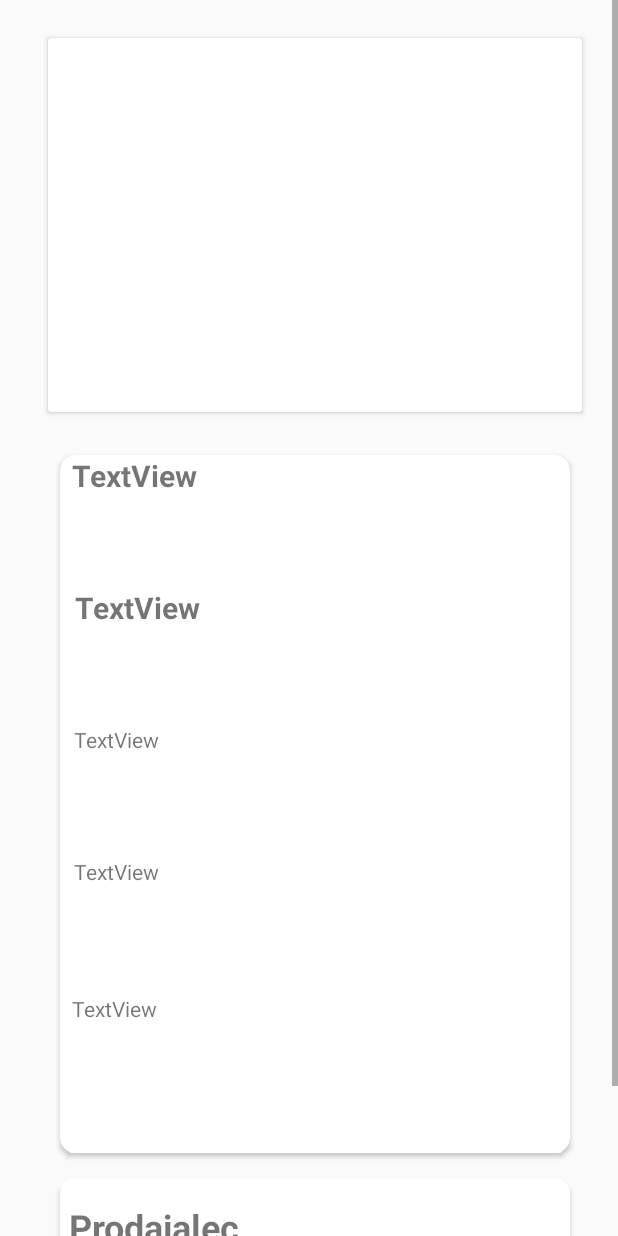
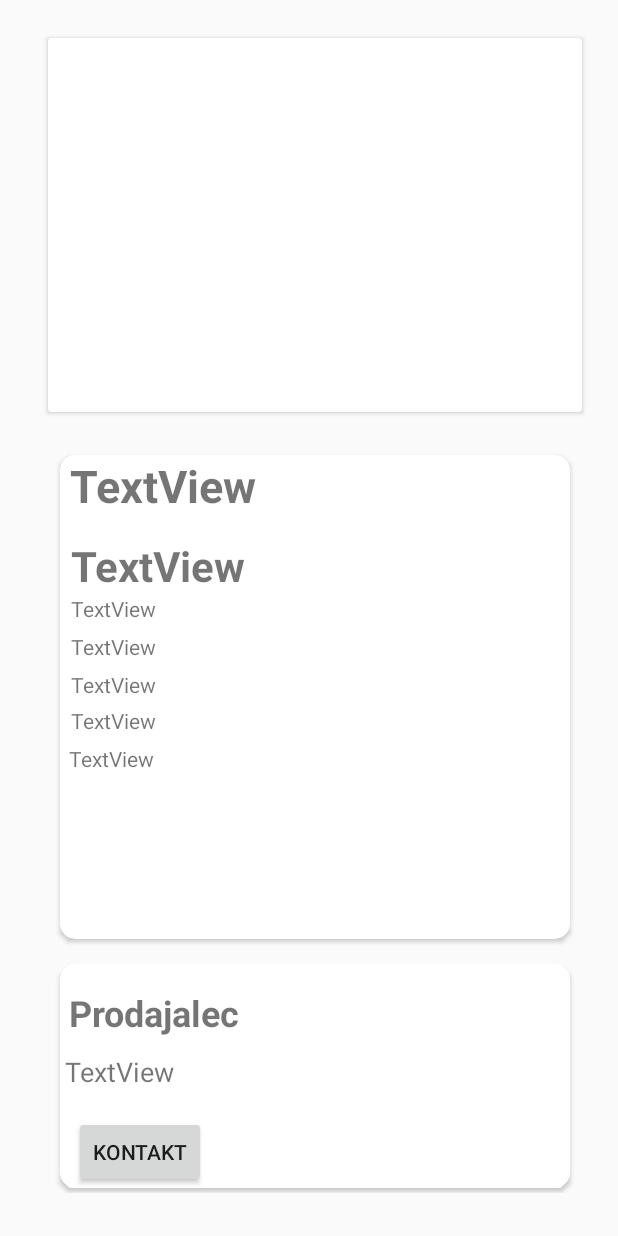
Before and after one commit to VerckoMatic/ProjektTVA_ITA, an Android app: the layout card_image_item.xml on its own in the app's theme, with its tools: preview values and no code run, on a phone screen of 412 x 824 dp. Run offline under Robolectric (Android 15) with nearby library versions, the phone set to English and light mode, and no system bars.

Commit message:
Prikaže izdelek v celoti (z uporabnikom in z kategorijami in shippingu)

```diff
--- a/app/src/main/java/View/Activitys/Fragments/HomeFragment.java
+++ b/app/src/main/java/View/Activitys/Fragments/HomeFragment.java
@@ -265,6 +265,8 @@ public class HomeFragment extends Fragment {
             intent.putExtra("DESCRIPTION", thisItem.description);
             intent.putExtra("IMAGE", thisItem.images);
             intent.putExtra("IDUSER", thisItem.User_idUser);
+            intent.putExtra("SHIPPINGTYPE", thisItem.shippingType);
+            intent.putExtra("PICKUPLOCATION", thisItem.pickupLocation);
 
             startActivity(intent);
         }
--- a/app/src/main/java/View/Activitys/ShowSelectedItem.java
+++ b/app/src/main/java/View/Activitys/ShowSelectedItem.java
@@ -31,7 +31,7 @@ public class ShowSelectedItem extends AppCompatActivity {
     TextView tw_categories;
     TextView tw_sellerEmail;
     TextView tw_shippingType;
-    TextView tw_shippingLocation;
+    TextView tw_pickUpLocation;
     ImageView iw_photo;
     private CompositeSubscription mSubscriptions;
     @Override
@@ -45,6 +45,8 @@ public class ShowSelectedItem extends AppCompatActivity {
         tw_categories = (TextView) findViewById(R.id.tw_categories);
         tw_description = (TextView) findViewById(R.id.tw_description);
         tw_sellerEmail = (TextView) findViewById(R.id.tw_sellerEmail);
+        tw_shippingType = (TextView) findViewById(R.id.tw_shippingType);
+        tw_pickUpLocation = (TextView) findViewById(R.id.tw_pickUpLocation);
         iw_photo = (ImageView) findViewById(R.id.iw_photo);
         mSubscriptions = new CompositeSubscription();
 
@@ -54,6 +56,8 @@ public class ShowSelectedItem extends AppCompatActivity {
         String platform = intent.getStringExtra("PLATFORM");
         String categories = intent.getStringExtra("CATEGORIES");
         String description = intent.getStringExtra("DESCRIPTION");
+        String pickUpLocation = intent.getStringExtra("PICKUPLOCATION");
+        String shippingType = intent.getStringExtra("SHIPPINGTYPE");
         String image = intent.getStringExtra("IMAGE");
         int User_idUser = intent.getIntExtra("IDUSER", 888);
         getSeller(User_idUser);
@@ -63,6 +67,8 @@ public class ShowSelectedItem extends AppCompatActivity {
         tw_platform.setText("Platforma: " + platform);
         tw_categories.setText("Kategorije: " + categories);
         tw_description.setText("Opis: " + description);
+        tw_shippingType.setText("Možen tip prodaje: " + shippingType);
+        tw_pickUpLocation.setText("Lokacija: " + pickUpLocation);
         Picasso.get().load(BASE_NO_SLASH_URL+image).into(iw_photo);
 
     }
--- a/app/src/main/res/layout/card_image_item.xml
+++ b/app/src/main/res/layout/card_image_item.xml
@@ -59,7 +59,7 @@
             <android.support.v7.widget.CardView xmlns:card_view="http://schemas.android.com/apk/res-auto"
                 android:id="@+id/card_view"
                 android:layout_width="344dp"
-                android:layout_height="472dp"
+                android:layout_height="329dp"
                 android:layout_gravity="center"
                 app:cardElevation="2dp"
                 card_view:cardCornerRadius="10dp"
@@ -73,10 +73,11 @@
                     <TextView
                         android:id="@+id/tw_title1"
                         android:layout_width="322dp"
-                        android:layout_height="88dp"
+                        android:layout_height="53dp"
                         android:layout_marginStart="2dp"
+                        android:layout_marginBottom="1dp"
                         android:text="TextView"
-                        android:textSize="20sp"
+                        android:textSize="30sp"
                         android:textStyle="bold"
                         card_view:layout_constraintBottom_toTopOf="@+id/tw_price"
                         card_view:layout_constraintEnd_toEndOf="parent"
@@ -86,23 +87,22 @@
                     <TextView
                         android:id="@+id/tw_price"
                         android:layout_width="322dp"
-                        android:layout_height="88dp"
-                        android:layout_marginStart="8dp"
-                        android:layout_marginEnd="2dp"
-                        android:layout_marginBottom="4dp"
+                        android:layout_height="38dp"
+                        android:layout_marginStart="6dp"
+                        android:layout_marginEnd="3dp"
                         android:text="TextView"
-                        android:textSize="20sp"
+                        android:textSize="28sp"
                         android:textStyle="bold"
-                        card_view:layout_constraintBottom_toTopOf="@+id/tw_categories"
+                        card_view:layout_constraintBottom_toTopOf="@+id/tw_shippingType"
                         card_view:layout_constraintEnd_toEndOf="parent"
                         card_view:layout_constraintStart_toStartOf="parent" />
 
                     <TextView
                         android:id="@+id/tw_description"
                         android:layout_width="324dp"
-                        android:layout_height="105dp"
-                        android:layout_marginStart="8dp"
-                        android:layout_marginEnd="4dp"
+                        android:layout_height="107dp"
+                        android:layout_marginStart="6dp"
+                        android:layout_marginEnd="3dp"
                         android:scrollbars="vertical"
                         android:text="TextView"
                         android:textSize="14sp"
@@ -113,10 +113,9 @@
                     <TextView
                         android:id="@+id/tw_platform"
                         android:layout_width="322dp"
-                        android:layout_height="88dp"
-                        android:layout_marginStart="8dp"
-                        android:layout_marginEnd="4dp"
-                        android:layout_marginBottom="3dp"
+                        android:layout_height="25dp"
+                        android:layout_marginStart="6dp"
+                        android:layout_marginEnd="3dp"
                         android:text="TextView"
                         android:textSize="14dp"
                         card_view:layout_constraintBottom_toTopOf="@+id/tw_description"
@@ -124,11 +123,35 @@
                         card_view:layout_constraintStart_toStartOf="parent" />
 
                     <TextView
+                        android:id="@+id/tw_pickUpLocation"
+                        android:layout_width="322dp"
+                        android:layout_height="25dp"
+                        android:layout_marginStart="6dp"
+                        android:layout_marginEnd="3dp"
+                        android:text="TextView"
+                        android:textSize="14dp"
+                        card_view:layout_constraintBottom_toTopOf="@+id/tw_categories"
+                        card_view:layout_constraintEnd_toEndOf="parent"
+                        card_view:layout_constraintStart_toStartOf="parent" />
+
+                    <TextView
+                        android:id="@+id/tw_shippingType"
+                        android:layout_width="322dp"
+                        android:layout_height="25dp"
+                        android:layout_marginStart="6dp"
+                        android:layout_marginEnd="3dp"
+                        android:text="TextView"
+                        android:textSize="14dp"
+                        card_view:layout_constraintBottom_toTopOf="@+id/tw_pickUpLocation"
+                        card_view:layout_constraintEnd_toEndOf="parent"
+                        card_view:layout_constraintStart_toStartOf="parent" />
+
+                    <TextView
                         android:id="@+id/tw_categories"
                         android:layout_width="321dp"
-                        android:layout_height="88dp"
-                        android:layout_marginStart="8dp"
-                        android:layout_marginEnd="4dp"
+                        android:layout_height="24dp"
+                        android:layout_marginStart="6dp"
+                        android:layout_marginEnd="3dp"
                         android:scrollbars="vertical"
                         android:text="TextView"
                         android:textSize="14dp"
```
